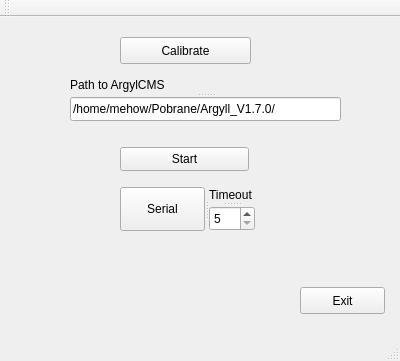
Mehow2122/CRI, file CRIv2/cri.ui: the form before one commit.
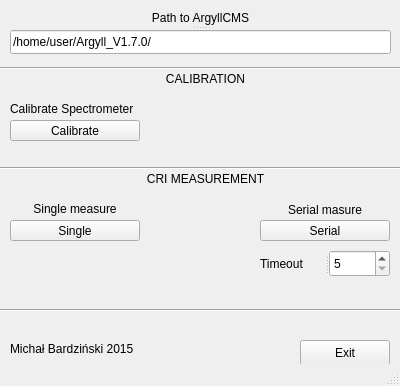
The form after the commit.

```diff
--- a/CRIv2/cri.ui
+++ b/CRIv2/cri.ui
@@ -7,9 +7,21 @@
     <x>0</x>
     <y>0</y>
     <width>400</width>
-    <height>361</height>
+    <height>386</height>
    </rect>
   </property>
+  <property name="minimumSize">
+   <size>
+    <width>400</width>
+    <height>386</height>
+   </size>
+  </property>
+  <property name="maximumSize">
+   <size>
+    <width>400</width>
+    <height>386</height>
+   </size>
+  </property>
   <property name="cursor">
    <cursorShape>ArrowCursor</cursorShape>
   </property>
@@ -20,23 +32,23 @@
    <widget class="QPushButton" name="pushButton">
     <property name="geometry">
      <rect>
-      <x>120</x>
-      <y>130</y>
-      <width>129</width>
-      <height>24</height>
+      <x>10</x>
+      <y>220</y>
+      <width>130</width>
+      <height>21</height>
      </rect>
     </property>
     <property name="text">
-     <string>Start</string>
+     <string>Single</string>
     </property>
    </widget>
    <widget class="QPushButton" name="Exit_Button">
     <property name="geometry">
      <rect>
       <x>300</x>
-      <y>270</y>
-      <width>85</width>
-      <height>27</height>
+      <y>340</y>
+      <width>90</width>
+      <height>25</height>
      </rect>
     </property>
     <property name="text">
@@ -46,10 +58,10 @@
    <widget class="QPushButton" name="Calibrate_button">
     <property name="geometry">
      <rect>
-      <x>120</x>
-      <y>20</y>
-      <width>131</width>
-      <height>27</height>
+      <x>10</x>
+      <y>120</y>
+      <width>130</width>
+      <height>21</height>
      </rect>
     </property>
     <property name="text">
@@ -59,9 +71,9 @@
    <widget class="QSplitter" name="splitter">
     <property name="geometry">
      <rect>
-      <x>70</x>
-      <y>60</y>
-      <width>271</width>
+      <x>10</x>
+      <y>10</y>
+      <width>381</width>
       <height>44</height>
      </rect>
     </property>
@@ -70,66 +82,199 @@
     </property>
     <widget class="QLabel" name="label">
      <property name="text">
-      <string>Path to ArgylCMS</string>
+      <string>Path to ArgyllCMS</string>
+     </property>
+     <property name="alignment">
+      <set>Qt::AlignCenter</set>
      </property>
     </widget>
     <widget class="QLineEdit" name="lineEdit">
      <property name="text">
-      <string>/home/mehow/Pobrane/Argyll_V1.7.0/</string>
+      <string>/home/user/Argyll_V1.7.0/</string>
+     </property>
+     <property name="frame">
+      <bool>true</bool>
+     </property>
+     <property name="dragEnabled">
+      <bool>false</bool>
+     </property>
+     <property name="readOnly">
+      <bool>false</bool>
      </property>
     </widget>
    </widget>
-   <widget class="QSplitter" name="splitter_3">
+   <widget class="QLabel" name="label_3">
     <property name="geometry">
      <rect>
-      <x>120</x>
+      <x>10</x>
+      <y>100</y>
+      <width>381</width>
+      <height>17</height>
+     </rect>
+    </property>
+    <property name="text">
+     <string>Calibrate Spectrometer</string>
+    </property>
+   </widget>
+   <widget class="QLabel" name="label_4">
+    <property name="geometry">
+     <rect>
+      <x>10</x>
+      <y>200</y>
+      <width>130</width>
+      <height>17</height>
+     </rect>
+    </property>
+    <property name="text">
+     <string>Single measure</string>
+    </property>
+    <property name="alignment">
+     <set>Qt::AlignCenter</set>
+    </property>
+   </widget>
+   <widget class="QLabel" name="label_5">
+    <property name="geometry">
+     <rect>
+      <x>260</x>
+      <y>200</y>
+      <width>130</width>
+      <height>20</height>
+     </rect>
+    </property>
+    <property name="text">
+     <string>Serial masure</string>
+    </property>
+    <property name="alignment">
+     <set>Qt::AlignCenter</set>
+    </property>
+   </widget>
+   <widget class="Line" name="line">
+    <property name="geometry">
+     <rect>
+      <x>0</x>
+      <y>60</y>
+      <width>401</width>
+      <height>16</height>
+     </rect>
+    </property>
+    <property name="orientation">
+     <enum>Qt::Horizontal</enum>
+    </property>
+   </widget>
+   <widget class="QLabel" name="label_6">
+    <property name="geometry">
+     <rect>
+      <x>10</x>
+      <y>70</y>
+      <width>391</width>
+      <height>17</height>
+     </rect>
+    </property>
+    <property name="text">
+     <string>CALIBRATION</string>
+    </property>
+    <property name="alignment">
+     <set>Qt::AlignCenter</set>
+    </property>
+   </widget>
+   <widget class="QLabel" name="label_7">
+    <property name="geometry">
+     <rect>
+      <x>10</x>
       <y>170</y>
-      <width>135</width>
-      <height>44</height>
+      <width>391</width>
+      <height>17</height>
      </rect>
     </property>
+    <property name="text">
+     <string>CRI MEASUREMENT</string>
+    </property>
+    <property name="alignment">
+     <set>Qt::AlignCenter</set>
+    </property>
+   </widget>
+   <widget class="Line" name="line_2">
+    <property name="geometry">
+     <rect>
+      <x>-20</x>
+      <y>160</y>
+      <width>441</width>
+      <height>16</height>
+     </rect>
+    </property>
     <property name="orientation">
      <enum>Qt::Horizontal</enum>
     </property>
-    <widget class="QPushButton" name="Serial_Button">
+   </widget>
+   <widget class="Line" name="line_3">
+    <property name="geometry">
+     <rect>
+      <x>-10</x>
+      <y>300</y>
+      <width>421</width>
+      <height>20</height>
+     </rect>
+    </property>
+    <property name="orientation">
+     <enum>Qt::Horizontal</enum>
+    </property>
+   </widget>
+   <widget class="QLabel" name="label_8">
+    <property name="geometry">
+     <rect>
+      <x>10</x>
+      <y>340</y>
+      <width>181</width>
+      <height>17</height>
+     </rect>
+    </property>
+    <property name="text">
+     <string>Michał Bardziński 2015</string>
+    </property>
+   </widget>
+   <widget class="QPushButton" name="Serial_Button">
+    <property name="geometry">
+     <rect>
+      <x>260</x>
+      <y>220</y>
+      <width>130</width>
+      <height>21</height>
+     </rect>
+    </property>
+    <property name="text">
+     <string>Serial</string>
+    </property>
+   </widget>
+   <widget class="QSplitter" name="splitter_2">
+    <property name="geometry">
+     <rect>
+      <x>260</x>
+      <y>250</y>
+      <width>130</width>
+      <height>27</height>
+     </rect>
+    </property>
+    <property name="orientation">
+     <enum>Qt::Horizontal</enum>
+    </property>
+    <widget class="QLabel" name="label_2">
      <property name="text">
-      <string>Serial</string>
+      <string>Timeout</string>
      </property>
     </widget>
-    <widget class="QSplitter" name="splitter_2">
-     <property name="orientation">
-      <enum>Qt::Vertical</enum>
+    <widget class="QSpinBox" name="spinBox">
+     <property name="minimum">
+      <number>5</number>
      </property>
-     <widget class="QLabel" name="label_2">
-      <property name="text">
-       <string>Timeout</string>
-      </property>
-     </widget>
-     <widget class="QSpinBox" name="spinBox">
-      <property name="minimum">
-       <number>5</number>
-      </property>
-      <property name="maximum">
-       <number>60</number>
-      </property>
-      <property name="singleStep">
-       <number>1</number>
-      </property>
-      <property name="displayIntegerBase">
-       <number>10</number>
-      </property>
-     </widget>
+     <property name="maximum">
+      <number>60</number>
+     </property>
+     <property name="singleStep">
+      <number>1</number>
+     </property>
     </widget>
    </widget>
   </widget>
-  <widget class="QToolBar" name="mainToolBar">
-   <attribute name="toolBarArea">
-    <enum>TopToolBarArea</enum>
-   </attribute>
-   <attribute name="toolBarBreak">
-    <bool>true</bool>
-   </attribute>
-  </widget>
   <widget class="QStatusBar" name="statusBar"/>
  </widget>
  <layoutdefault spacing="6" margin="11"/>
```
